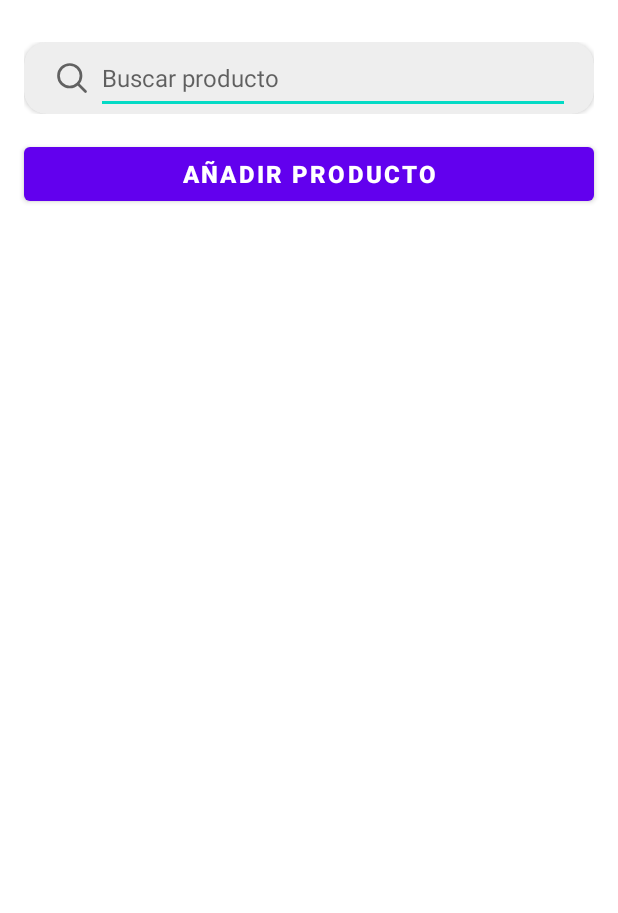
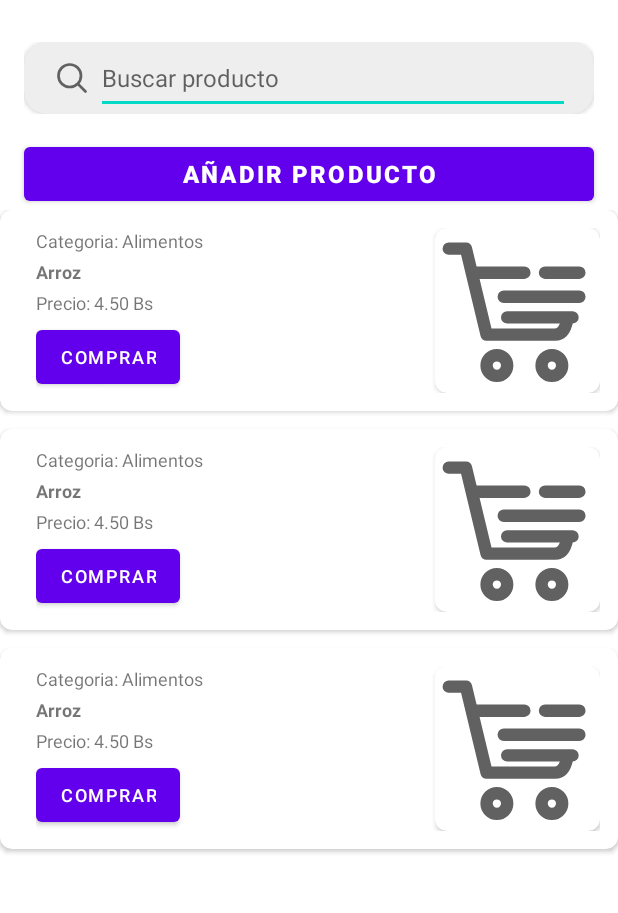
Before and after one commit to lobopolenta22-rgb/Aplicacion_SurMarket, an Android app: the layout fragment_products_list.xml on its own in the app's theme, with its tools: preview values and no code run, on a phone screen of 412 x 824 dp, the part 66-979 px from its top. Run offline under Robolectric (Android 15) with nearby library versions, the phone set to English and light mode, and no system bars.

Commit message:
Avance: practica17

```diff
--- a/app/src/main/res/layout/fragment_products_list.xml
+++ b/app/src/main/res/layout/fragment_products_list.xml
@@ -97,4 +97,11 @@
         android:textStyle="bold"
         android:layout_marginHorizontal="16sp"
         />
+    <androidx.recyclerview.widget.RecyclerView
+        android:id="@+id/RCV_FRGProductsList_ProductsList"
+        android:layout_width="match_parent"
+        android:layout_height="0dp"
+        android:layout_weight="1"
+        tools:listitem="@layout/item_productslist"
+        />
 </LinearLayout>
--- a/app/src/main/res/layout/item_productslist.xml
+++ b/app/src/main/res/layout/item_productslist.xml
@@ -1,6 +1,79 @@
 <?xml version="1.0" encoding="utf-8"?>
-<androidx.constraintlayout.widget.ConstraintLayout xmlns:android="http://schemas.android.com/apk/res/android"
-             android:layout_width="match_parent"
-             android:layout_height="match_parent">
+<androidx.cardview.widget.CardView xmlns:android="http://schemas.android.com/apk/res/android"
+    xmlns:tools="http://schemas.android.com/tools"
+    xmlns:app="http://schemas.android.com/apk/res-auto"
 
-</androidx.constraintlayout.widget.ConstraintLayout>
+    android:layout_width="match_parent"
+    android:layout_height="wrap_content"
+    android:layout_marginBottom="@dimen/cardview_default_margin_botton"
+    app:cardCornerRadius="@dimen/cardview_item_corner_radius"
+    app:cardElevation="@dimen/cardview_default_elevation"
+    android:clickable="true"
+    android:focusable="true"
+    >
+    <LinearLayout
+        android:layout_width="match_parent"
+        android:layout_height="wrap_content"
+        android:orientation="horizontal"
+        android:padding="@dimen/cardview_default_padding"
+        >
+        <LinearLayout
+            android:layout_width="0dp"
+            android:layout_height="wrap_content"
+            android:orientation="vertical"
+            android:layout_weight="1"
+            android:layout_marginStart="@dimen/item_marginStart"
+            android:layout_gravity="center_vertical"
+            >
+            <TextView
+                android:id="@+id/TXV_ITPProductList_Category"
+                android:layout_width="wrap_content"
+                android:layout_height="wrap_content"
+                android:text="Categoria: Alimentos"
+                android:textSize="@dimen/ITTextViewTextSize"
+                android:layout_marginBottom="@dimen/ITMarginBotton"
+                />
+            <TextView
+                android:id="@+id/TXV_ITPProductList_ProductName"
+                android:layout_width="wrap_content"
+                android:layout_height="wrap_content"
+                android:text="Arroz"
+                android:textSize="@dimen/ITTextViewTextSize"
+                android:layout_marginBottom="@dimen/ITMarginBotton"
+                android:textStyle="bold"
+                />
+            <TextView
+                android:id="@+id/TXV_ITPProductList_Price"
+                android:layout_width="wrap_content"
+                android:layout_height="wrap_content"
+                android:text="Precio: 4.50 Bs"
+                android:textSize="@dimen/ITTextViewTextSize"
+                android:layout_marginBottom="@dimen/ITMarginBotton"
+                />
+            <Button
+                android:id="@+id/BTN_ITProductList_Buy"
+                android:layout_width="wrap_content"
+                android:layout_height="wrap_content"
+                android:text="@string/ITProductList_BTNBuyProduct"
+                android:textSize="@dimen/ITTextViewTextSize"
+                android:paddingHorizontal="@dimen/button_padding_horizontal"
+                />
+        </LinearLayout>
+        <androidx.cardview.widget.CardView
+            android:layout_width="@dimen/cardview_image"
+            android:layout_height="@dimen/cardview_image"
+            app:cardCornerRadius="@dimen/cardview_item_corner_radius"
+            android:elevation="0dp"
+            >
+            <ImageView
+                android:id="@+id/IMV_ITPProductList_ProductImage"
+                android:layout_width="match_parent"
+                android:layout_height="match_parent"
+                android:scaleType="centerCrop"
+                android:contentDescription="@string/product"
+                android:src="@drawable/ic_shopping_cart"
+                />
+        </androidx.cardview.widget.CardView>
+    </LinearLayout>
+
+</androidx.cardview.widget.CardView>
--- a/app/src/main/res/values/dimens.xml
+++ b/app/src/main/res/values/dimens.xml
@@ -11,4 +11,12 @@
     <dimen name="ImagenViewIcon_padding">4dp</dimen>
     <dimen name="cardview_controls">48dp</dimen>
     <dimen name="cardview_default_corner_radius">15dp</dimen>
+    <dimen name="cardview_default_margin_botton">12dp</dimen>
+    <dimen name="cardview_item_corner_radius">8dp</dimen>
+    <dimen name="cardview_default_padding">12dp</dimen>
+    <dimen name="cardview_image">110dp</dimen>
+    <dimen name="item_marginStart">12dp</dimen>
+    <dimen name="ITTextViewTextSize">12sp</dimen>
+    <dimen name="ITMarginBotton">4dp</dimen>
+    <dimen name="button_padding_horizontal">16dp</dimen>
 </resources>
--- a/app/src/main/res/values/strings.xml
+++ b/app/src/main/res/values/strings.xml
@@ -17,4 +17,6 @@
     <string name="Shopping_Cart">Carrito de Compras</string>
     <string name="search">Buscar producto</string>
     <string name="FRGProductsList_BTNAddProduct">Añadir Producto</string>
+    <string name="product">Producto</string>
+    <string name="ITProductList_BTNBuyProduct">COMPRAR</string>
 </resources>
```
